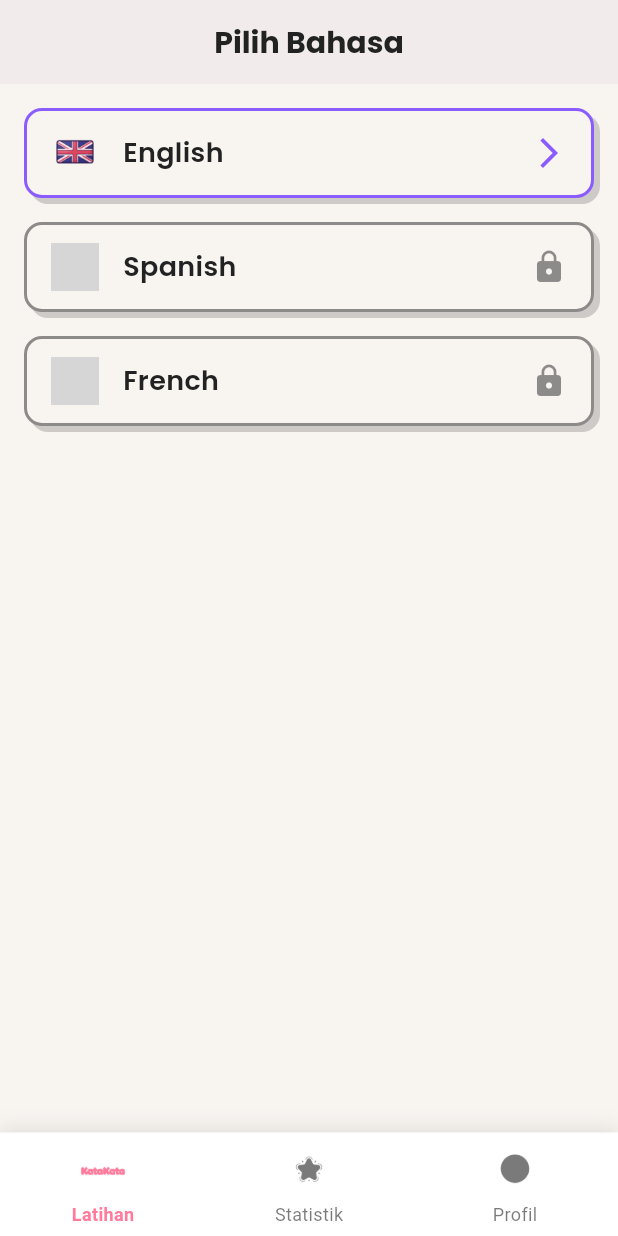
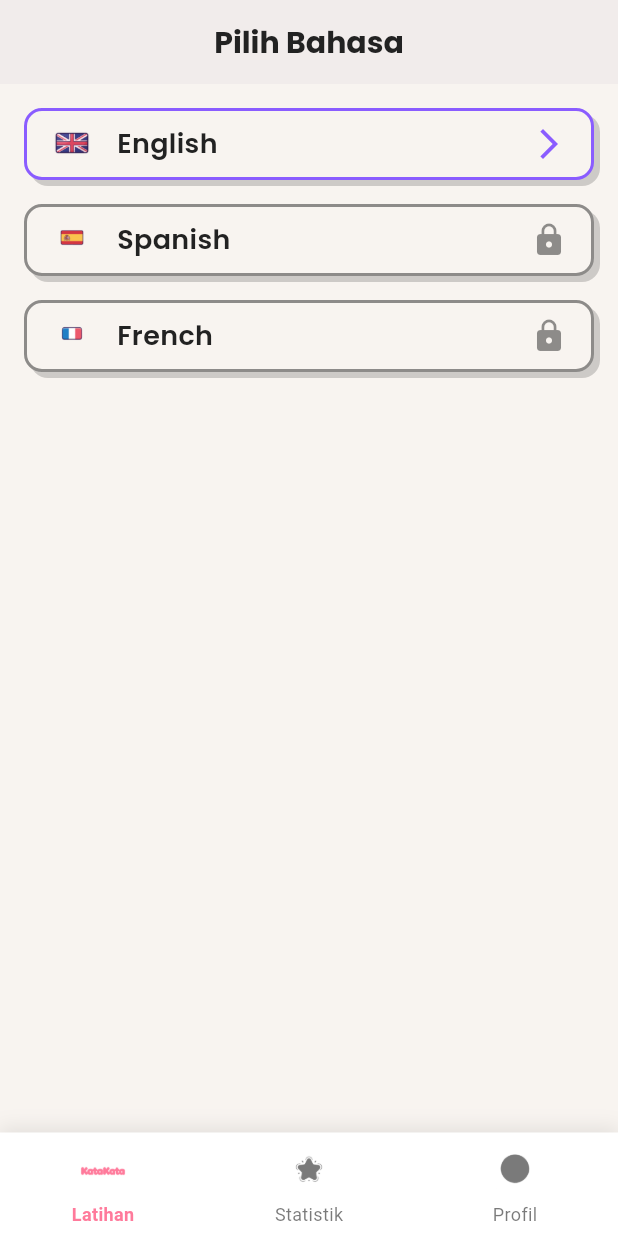
Before and after one commit to exoticnacho/test-katakata, a Flutter app: the LanguageSelectionScreen screen opened by its route, on a phone screen of 412 x 824 dp. Run offline on Flutter 3.47's test engine with Material 3 defaults, Android fonts, the phone set to English and light mode, and no system bars; our stand-ins replace flutter_riverpod, go_router, google_fonts, lottie; grey boxes are pictures that could not be loaded.

Commit message:
fix bug languange select

```diff
--- a/lib/features/lesson/language_selection_screen.dart
+++ b/lib/features/lesson/language_selection_screen.dart
@@ -12,8 +12,8 @@ class LanguageSelectionScreen extends ConsumerWidget {
   final List<Map<String, dynamic>> languages = const [
     // flag_uk.png sudah tersedia, sisanya perlu ditambahkan secara visual oleh Anda (atau biarkan errorBuilder yang menangani)
     {'name': 'English', 'flag': 'assets/images/flag_uk.png', 'unlocked': true, 'code': 'en'},
-    {'name': 'Spanish', 'flag': 'assets/images/flag_es_placeholder.png', 'unlocked': false, 'code': 'es'},
-    {'name': 'French', 'flag': 'assets/images/flag_fr_placeholder.png', 'unlocked': false, 'code': 'fr'},
+    {'name': 'Spanish', 'flag': 'assets/images/flag_es.png', 'unlocked': false, 'code': 'es'},
+    {'name': 'French', 'flag': 'assets/images/flag_fr.png', 'unlocked': false, 'code': 'fr'},
   ];
 
   @override
@@ -55,10 +55,17 @@ class LanguageSelectionScreen extends ConsumerWidget {
     final color = isUnlocked ? KataKataColors.violetCerah : KataKataColors.charcoal.withOpacity(0.5);
 
     return GestureDetector(
-      onTap: () { /* ... navigasi tetap sama ... */ },
+      onTap: () {
+        if (isUnlocked) {
+          // FIX: Ganti context.push menjadi context.go untuk memastikan navigasi terjadi
+          context.go('/stages');
+        } else {
+          _showLockedMessage(context, lang['name'] as String);
+        }
+      },
       child: Container(
-        // FIX 1: Kurangi Padding dari 16 menjadi 12
-        padding: const EdgeInsets.symmetric(vertical: 12, horizontal: 16),
+        // FIX 1: Kurangi Vertical Padding dari 12 menjadi 8
+        padding: const EdgeInsets.symmetric(vertical: 8, horizontal: 16),
         decoration: BoxDecoration(
           color: KataKataColors.offWhite,
           borderRadius: BorderRadius.circular(12),
@@ -73,12 +80,12 @@ class LanguageSelectionScreen extends ConsumerWidget {
         ),
         child: Row(
           children: [
-            // FIX 2: Kecilkan ukuran bendera/ikon
+            // FIX 2: Kecilkan ukuran bendera/ikon dari 32 menjadi 28
             Image.asset(
               lang['flag'] as String,
-              width: 32, // <-- UBAH DARI 40 KE 32
-              height: 32, // <-- UBAH DARI 40 KE 32
-              errorBuilder: (context, error, stackTrace) => const Icon(Icons.language, size: 32, color: KataKataColors.charcoal),
+              width: 28, // <-- UBAH UKURAN
+              height: 28, // <-- UBAH UKURAN
+              errorBuilder: (context, error, stackTrace) => const Icon(Icons.language, size: 28, color: KataKataColors.charcoal),
             ),
             const SizedBox(width: 16),
             Expanded(
```
Also changed, not shown: assets/images/flag_es.png (added), assets/images/flag_fr.png (added).
